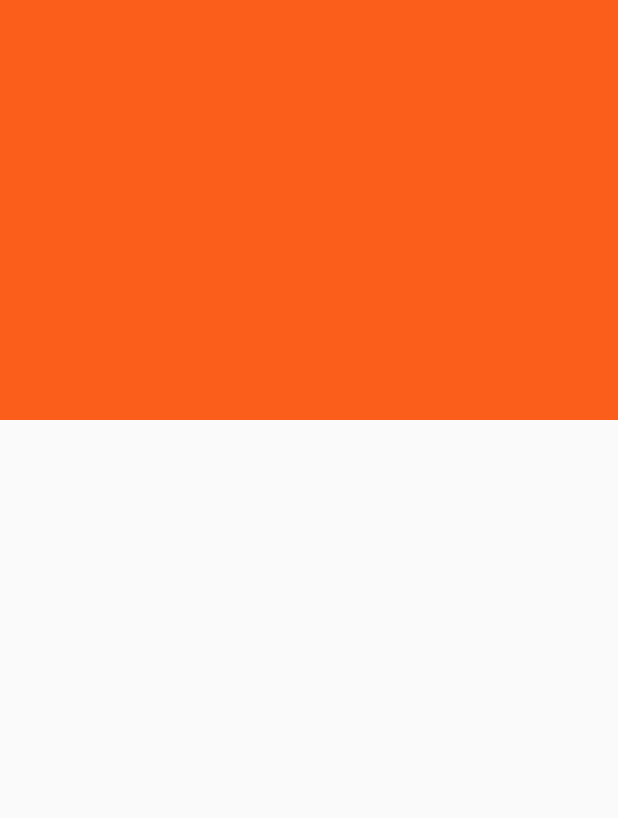
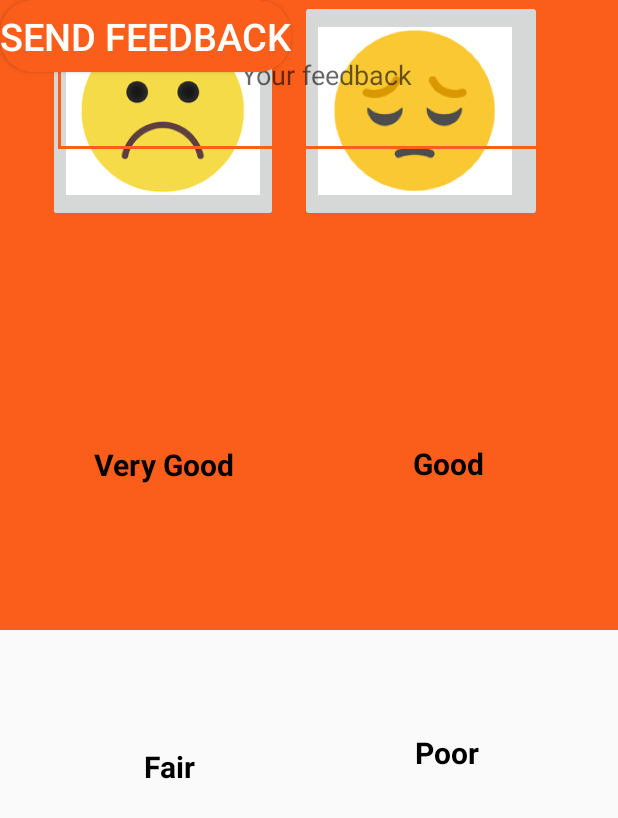
Before and after one commit to ManeeGitHubAccount/KiddoSafeCard, an Android app: the layout sendfeedback.xml on its own in the app's theme, with its tools: preview values and no code run, on a phone screen of 412 x 824 dp. Shown: the top 818 px of the screen. Run offline under Robolectric (Android 15) with nearby library versions, the phone set to English and light mode, and no system bars.

Commit message:
Feedback screen

```diff
--- a/app/src/main/res/layout/feedback.xml
+++ /dev/null
@@ -1,6 +0,0 @@
-<?xml version="1.0" encoding="utf-8"?>
-<androidx.constraintlayout.widget.ConstraintLayout xmlns:android="http://schemas.android.com/apk/res/android"
-    android:layout_width="match_parent"
-    android:layout_height="match_parent">
-
-</androidx.constraintlayout.widget.ConstraintLayout>
--- a/app/src/main/res/layout/sendfeedback.xml
+++ b/app/src/main/res/layout/sendfeedback.xml
@@ -2,7 +2,8 @@
 <androidx.constraintlayout.widget.ConstraintLayout xmlns:android="http://schemas.android.com/apk/res/android"
     xmlns:tools="http://schemas.android.com/tools"
     android:layout_width="match_parent"
-    android:layout_height="match_parent">
+    android:layout_height="match_parent"
+    xmlns:app="http://schemas.android.com/apk/res-auto">
 
     <View
         android:id="@+id/rectangle3"
@@ -10,7 +11,8 @@
         android:layout_height="120dp"
         android:background="#948A8A"
         tools:layout_editor_absoluteX="-15dp"
-        tools:layout_editor_absoluteY="-6dp" />
+        tools:layout_editor_absoluteY="-6dp"
+        tools:ignore="MissingConstraints,VisualLintBounds" />
 
     <TextView
         android:id="@+id/textView2"
@@ -20,18 +22,160 @@
         android:textColor="#FFFFFF"
         android:textSize="25sp"
         android:textStyle="bold|italic"
-        tools:ignore="DuplicateIds,HardcodedText"
-        tools:layout_editor_absoluteX="30dp"
-        tools:layout_editor_absoluteY="31dp" />
+        tools:ignore="DuplicateIds,HardcodedText,MissingConstraints,TextSizeCheck"
+        tools:layout_editor_absoluteX="21dp"
+        tools:layout_editor_absoluteY="15dp" />
 
     <View
         android:id="@+id/rectangle2"
         android:layout_width="440dp"
-        android:layout_height="280dp"
+        android:layout_height="420dp"
         android:background="#FB5E1B"
-        tools:layout_editor_absoluteX="-14dp"
-        tools:layout_editor_absoluteY="115dp" />
+        tools:ignore="MissingConstraints,VisualLintBounds"
+        tools:layout_editor_absoluteX="-24dp"
+        tools:layout_editor_absoluteY="106dp" />
 
+    <ImageButton
+        android:id="@+id/btn_img_verygood"
+        android:layout_width="153dp"
+        android:layout_height="148dp"
+        android:layout_marginStart="32dp"
+        android:scaleType="fitCenter"
+        app:layout_constraintStart_toStartOf="parent"
+        app:srcCompat="@drawable/very_good"
+        tools:ignore="ContentDescription,ImageContrastCheck,MissingConstraints,SpeakableTextPresentCheck"
+        tools:layout_editor_absoluteY="130dp" />
+
+    <TextView
+        android:id="@+id/textView_verygood"
+        android:layout_width="150dp"
+        android:layout_height="50dp"
+        android:gravity="center"
+        android:text="Very Good"
+        android:textColor="#000000"
+        android:textSize="20sp"
+        android:textStyle="bold"
+        app:layout_constraintBottom_toBottomOf="parent"
+        app:layout_constraintEnd_toEndOf="parent"
+        app:layout_constraintHorizontal_bias="0.131"
+        app:layout_constraintStart_toStartOf="parent"
+        app:layout_constraintTop_toTopOf="parent"
+        app:layout_constraintVertical_bias="0.368"
+        tools:ignore="DuplicateIds,HardcodedText,VisualLintOverlap" />
+
+    <ImageButton
+        android:id="@+id/btn_img_good"
+        android:layout_width="153dp"
+        android:layout_height="148dp"
+        android:layout_marginStart="208dp"
+        android:scaleType="fitCenter"
+        app:layout_constraintStart_toStartOf="parent"
+        app:srcCompat="@drawable/good"
+        tools:ignore="ContentDescription,ImageContrastCheck,MissingConstraints,SpeakableTextPresentCheck"
+        tools:layout_editor_absoluteY="130dp" />
+
+
+    <TextView
+        android:id="@+id/textView_good"
+        android:layout_width="150dp"
+        android:layout_height="50dp"
+        android:gravity="center"
+        android:text="Good"
+        android:textColor="#000000"
+        android:textSize="20sp"
+        android:textStyle="bold"
+        app:layout_constraintBottom_toBottomOf="parent"
+        app:layout_constraintEnd_toEndOf="parent"
+        app:layout_constraintHorizontal_bias="0.855"
+        app:layout_constraintStart_toStartOf="parent"
+        app:layout_constraintTop_toTopOf="parent"
+        app:layout_constraintVertical_bias="0.367"
+        tools:ignore="DuplicateIds,HardcodedText" />
+
+    <ImageButton
+        android:id="@+id/btn_img_fair"
+        android:layout_width="153dp"
+        android:layout_height="148dp"
+        android:layout_marginStart="32dp"
+        android:scaleType="fitCenter"
+        app:layout_constraintStart_toStartOf="parent"
+        app:srcCompat="@drawable/fair"
+        tools:ignore="ContentDescription,ImageContrastCheck,MissingConstraints,SpeakableTextPresentCheck"
+        tools:layout_editor_absoluteY="329dp" />
+
+    <TextView
+        android:id="@+id/textView_fair"
+        android:layout_width="150dp"
+        android:layout_height="50dp"
+        android:gravity="center"
+        android:text="Fair"
+        android:textColor="#000000"
+        android:textSize="20sp"
+        android:textStyle="bold"
+        app:layout_constraintBottom_toBottomOf="parent"
+        app:layout_constraintEnd_toEndOf="parent"
+        app:layout_constraintHorizontal_bias="0.144"
+        app:layout_constraintStart_toStartOf="parent"
+        app:layout_constraintTop_toTopOf="parent"
+        app:layout_constraintVertical_bias="0.628"
+        tools:ignore="DuplicateIds,HardcodedText" />
+
+    <ImageButton
+        android:id="@+id/btn_img_poor"
+        android:layout_width="153dp"
+        android:layout_height="148dp"
+        android:layout_marginStart="200dp"
+        android:scaleType="fitCenter"
+        app:layout_constraintStart_toStartOf="parent"
+        app:srcCompat="@drawable/poor"
+        tools:ignore="ContentDescription,ImageContrastCheck,MissingConstraints,SpeakableTextPresentCheck"
+        tools:layout_editor_absoluteY="329dp" />
+
+    <TextView
+        android:id="@+id/textView_poor"
+        android:layout_width="150dp"
+        android:layout_height="50dp"
+        android:gravity="center"
+        android:text="Poor"
+        android:textColor="#000000"
+        android:textSize="20sp"
+        android:textStyle="bold"
+        app:layout_constraintBottom_toBottomOf="parent"
+        app:layout_constraintEnd_toEndOf="parent"
+        app:layout_constraintHorizontal_bias="0.851"
+        app:layout_constraintStart_toStartOf="parent"
+        app:layout_constraintTop_toTopOf="parent"
+        app:layout_constraintVertical_bias="0.616"
+        tools:ignore="DuplicateIds,HardcodedText,VisualLintOverlap" />
+
+    <EditText
+        android:id="@+id/edit_dob"
+        android:layout_width="357dp"
+        android:layout_height="100dp"
+        android:layout_marginStart="16dp"
+        android:layout_marginEnd="16dp"
+        android:background="@drawable/edittext_background"
+        android:ems="10"
+        android:hint="Your feedback"
+        android:inputType="date"
+        android:textAlignment="center"
+        app:layout_constraintEnd_toEndOf="parent"
+        app:layout_constraintHorizontal_bias="1.0"
+        app:layout_constraintStart_toStartOf="parent"
+        tools:ignore="Autofill,HardcodedText,MissingConstraints,TextFields"
+        tools:layout_editor_absoluteY="574dp" />
+
+    <Button
+        android:id="@+id/btn_send_feedback"
+        android:layout_width="0dp"
+        android:layout_height="wrap_content"
+        android:background="@drawable/background_btn_1"
+        android:text="Send Feedback"
+        android:textColor="@color/white"
+        android:textSize="25sp"
+        tools:ignore="HardcodedText,MissingConstraints"
+        tools:layout_editor_absoluteX="111dp"
+        tools:layout_editor_absoluteY="696dp" />
 
 
 </androidx.constraintlayout.widget.ConstraintLayout>
```
